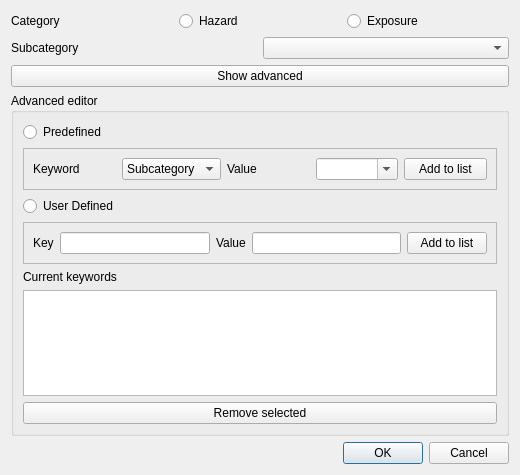
Old version of the form gui/riabkeywordsdialogbase.ui in the repository inasafe/inasafe.
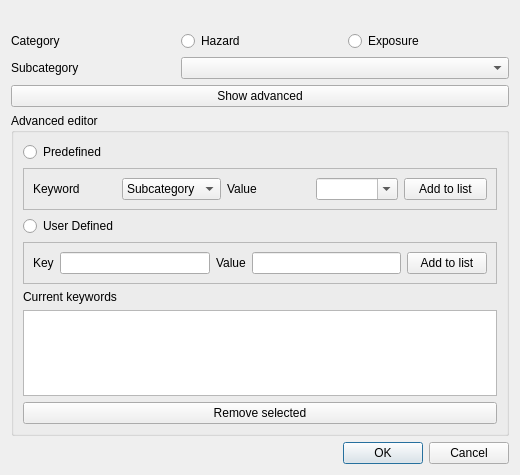
New version of the form.

Commit message: Added keywords dialog to translatable sources list

Diff of the .ui file:
```diff
--- a/gui/riabkeywordsdialogbase.ui
+++ b/gui/riabkeywordsdialogbase.ui
@@ -11,18 +11,18 @@
    </rect>
   </property>
   <property name="windowTitle">
-   <string>Dialog</string>
+   <string>Risk in a Box - Keyword Editor</string>
   </property>
   <layout class="QGridLayout" name="gridLayout_2">
-   <item row="0" column="0">
-    <layout class="QHBoxLayout" name="horizontalLayout_4">
-     <item>
+   <item row="1" column="0">
       <widget class="QLabel" name="lblCategory">
        <property name="text">
         <string>Category</string>
        </property>
       </widget>
      </item>
+   <item row="1" column="1" colspan="2">
+    <layout class="QHBoxLayout" name="horizontalLayout_3">
      <item>
       <widget class="QRadioButton" name="radHazard">
        <property name="toolTip">
@@ -45,9 +45,7 @@
      </item>
     </layout>
    </item>
-   <item row="1" column="0">
-    <layout class="QHBoxLayout" name="horizontalLayout_3">
-     <item>
+   <item row="2" column="0">
       <widget class="QLabel" name="label_2">
        <property name="text">
         <string>Subcategory</string>
@@ -57,16 +55,14 @@
        </property>
       </widget>
      </item>
-     <item>
+   <item row="2" column="1" colspan="2">
       <widget class="QComboBox" name="cboSubcategory">
        <property name="toolTip">
         <string>A subcategory represents the type of hazard.</string>
        </property>
       </widget>
      </item>
-    </layout>
-   </item>
-   <item row="2" column="0">
+   <item row="3" column="0" colspan="3">
     <widget class="QPushButton" name="pbnAdvanced">
      <property name="text">
       <string>Show advanced</string>
@@ -76,7 +72,7 @@
      </property>
     </widget>
    </item>
-   <item row="3" column="0">
+   <item row="4" column="0" colspan="3">
     <widget class="QGroupBox" name="groupBox">
      <property name="title">
       <string>Advanced editor</string>
@@ -256,7 +252,7 @@
      <zorder>label_5</zorder>
     </widget>
    </item>
-   <item row="4" column="0">
+   <item row="5" column="0" colspan="3">
     <widget class="QDialogButtonBox" name="buttonBox">
      <property name="orientation">
       <enum>Qt::Horizontal</enum>
@@ -266,6 +262,13 @@
      </property>
     </widget>
    </item>
+   <item row="0" column="0" colspan="3">
+    <widget class="QLabel" name="lblLayerName">
+     <property name="text">
+      <string/>
+     </property>
+    </widget>
+   </item>
   </layout>
  </widget>
  <tabstops>
```
Lines whose indentation alone changed are shown as unchanged. The commit also changes 6 other files.
